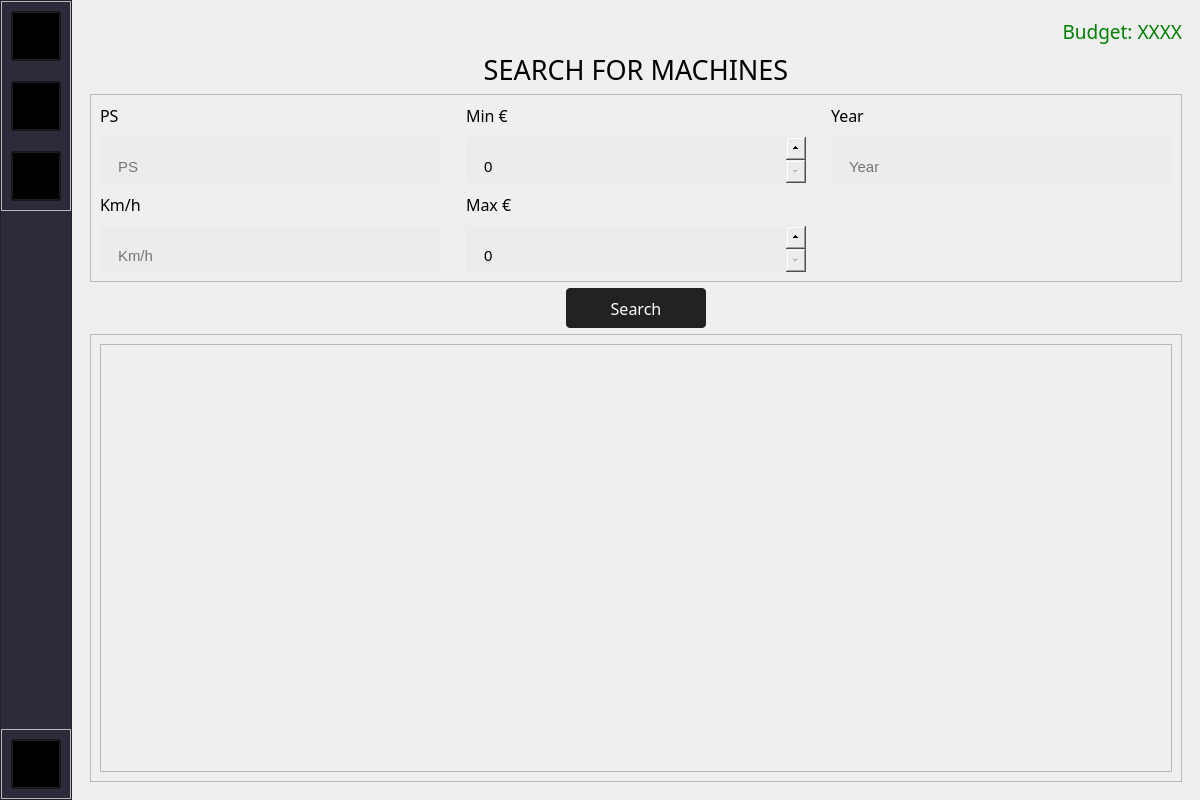
The window that ui_files/interface.ui (xTheSheep/gui_landwirtschaftliche_fahrzeuge) describes before a commit, drawn with Qt 5.
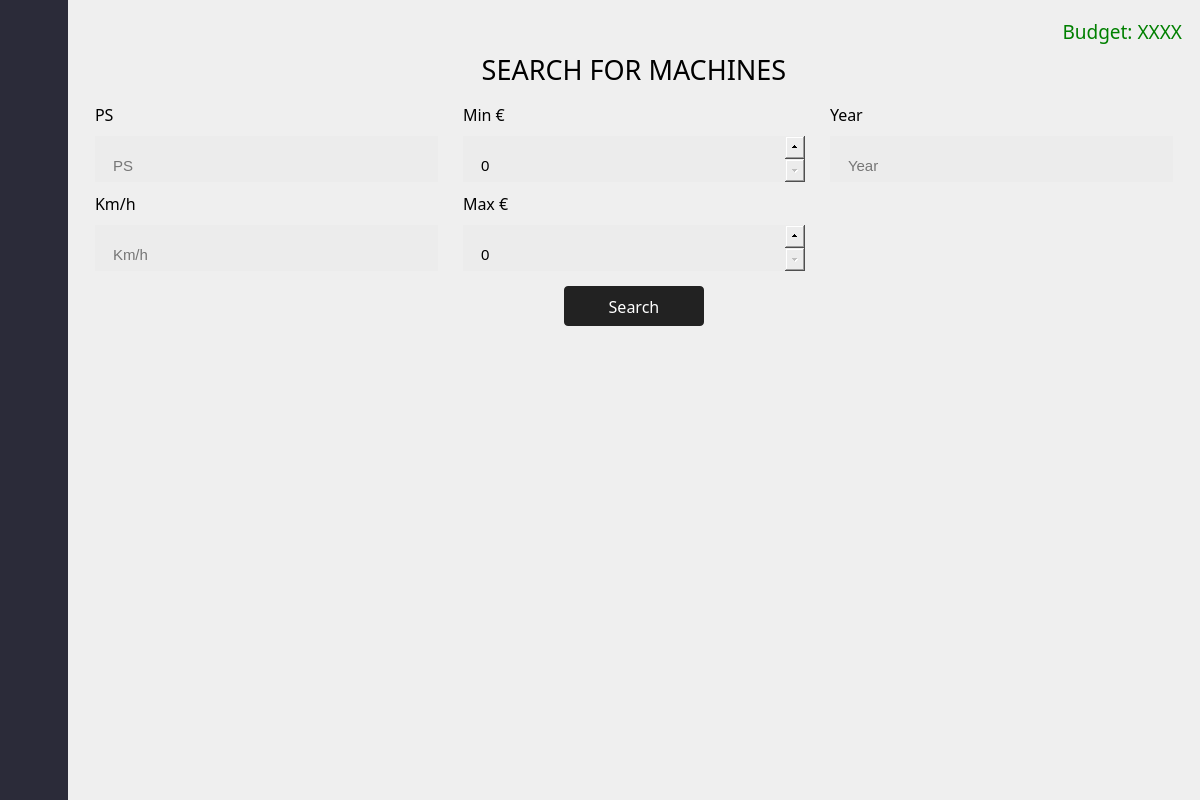
The same window after the commit. The open tabs and pages were chosen to show the change. Icons and pictures are not drawn.

Diff of the .ui file:
```diff
--- a/ui_files/interface.ui
+++ b/ui_files/interface.ui
@@ -385,6 +385,7 @@
 
 QPushButton {
 	background-color: transparent;
+	border: none;
 }
 
 QPushButton:hover{
@@ -397,7 +398,7 @@
 </string>
           </property>
           <property name="frameShape">
-           <enum>QFrame::StyledPanel</enum>
+           <enum>QFrame::NoFrame</enum>
           </property>
           <property name="frameShadow">
            <enum>QFrame::Raised</enum>
@@ -421,7 +422,7 @@
            <item alignment="Qt::AlignTop">
             <widget class="QFrame" name="nav_section_1">
              <property name="frameShape">
-              <enum>QFrame::StyledPanel</enum>
+              <enum>QFrame::NoFrame</enum>
              </property>
              <property name="frameShadow">
               <enum>QFrame::Raised</enum>
@@ -469,6 +470,9 @@
                 <property name="checkable">
                  <bool>false</bool>
                 </property>
+                <property name="default">
+                 <bool>false</bool>
+                </property>
                 <property name="flat">
                  <bool>false</bool>
                 </property>
@@ -559,7 +563,7 @@
            <item alignment="Qt::AlignBottom">
             <widget class="QFrame" name="nav_section_bottom">
              <property name="frameShape">
-              <enum>QFrame::StyledPanel</enum>
+              <enum>QFrame::NoFrame</enum>
              </property>
              <property name="frameShadow">
               <enum>QFrame::Raised</enum>
@@ -895,7 +899,7 @@
                   </size>
                  </property>
                  <property name="frameShape">
-                  <enum>QFrame::StyledPanel</enum>
+                  <enum>QFrame::NoFrame</enum>
                  </property>
                  <property name="frameShadow">
                   <enum>QFrame::Raised</enum>
@@ -1095,7 +1099,7 @@
                <item>
                 <widget class="QFrame" name="frame_4">
                  <property name="frameShape">
-                  <enum>QFrame::StyledPanel</enum>
+                  <enum>QFrame::NoFrame</enum>
                  </property>
                  <property name="frameShadow">
                   <enum>QFrame::Raised</enum>
@@ -1148,6 +1152,9 @@
 }
 </string>
                     </property>
+                    <property name="frameShape">
+                     <enum>QFrame::NoFrame</enum>
+                    </property>
                     <property name="frameShadow">
                      <enum>QFrame::Raised</enum>
                     </property>
@@ -1159,8 +1166,8 @@
                       <rect>
                        <x>0</x>
                        <y>0</y>
-                       <width>1070</width>
-                       <height>440</height>
+                       <width>1078</width>
+                       <height>446</height>
                       </rect>
                      </property>
                      <layout class="QVBoxLayout" name="layout_search_buyer">
```
Left out of the diff: 49 changed lines with no effect on the pictures.
